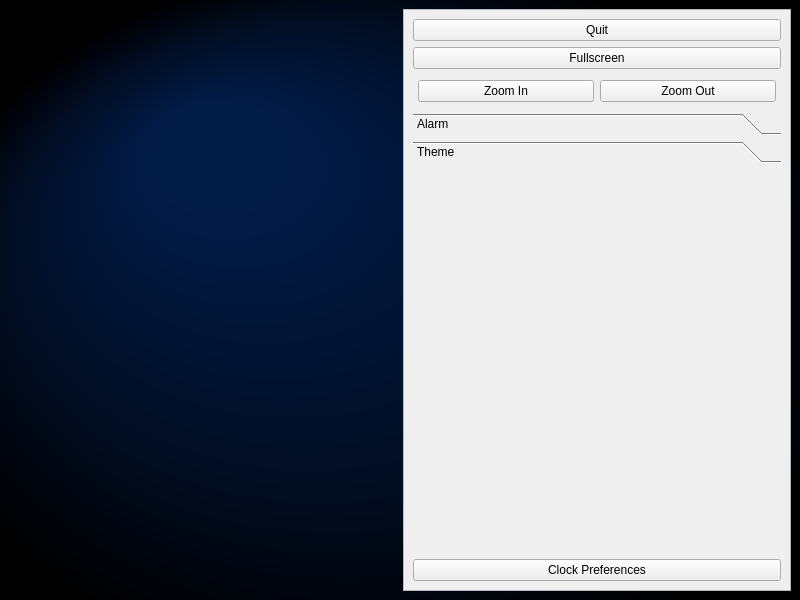
First picture: the form in src/ui/clock.ui, repository poelzi/uberqt, before the edit.
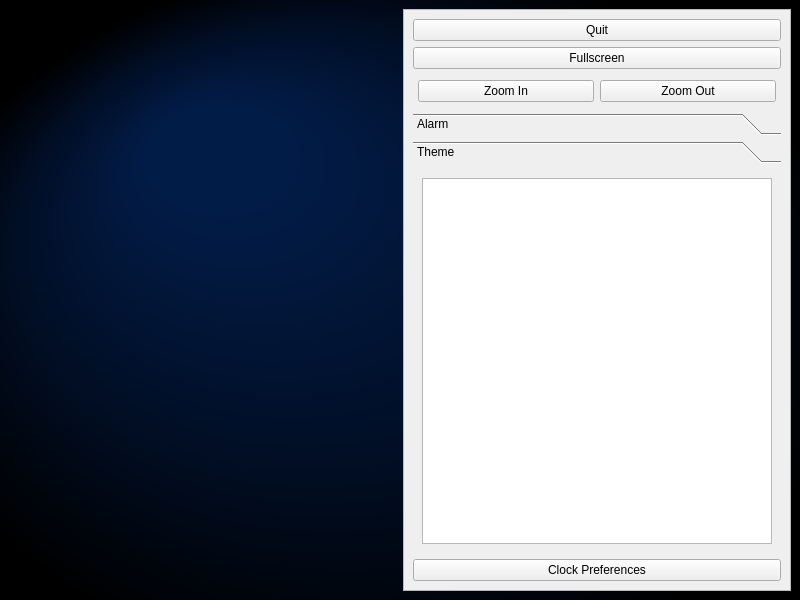
Second picture: the form after the edit. The open tabs and pages were chosen to show the change. Icons and pictures are not drawn. Custom widgets are drawn as their Qt base class.

```diff
--- a/src/ui/clock.ui
+++ b/src/ui/clock.ui
@@ -205,6 +205,11 @@
             <attribute name="label">
              <string>Theme</string>
             </attribute>
+            <layout class="QHBoxLayout" name="horizontalLayout_5">
+             <item>
+              <widget class="QListWidget" name="listThemes"/>
+             </item>
+            </layout>
            </widget>
           </widget>
          </item>
```
Left out of the diff: 31 changed lines with no effect on the pictures.
